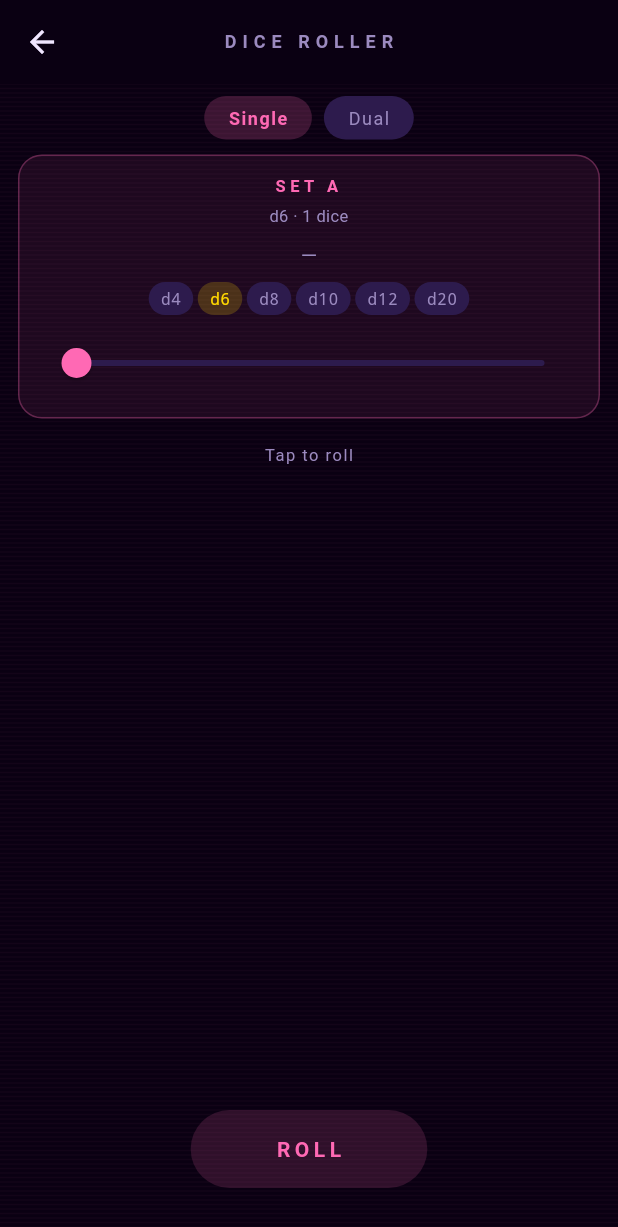
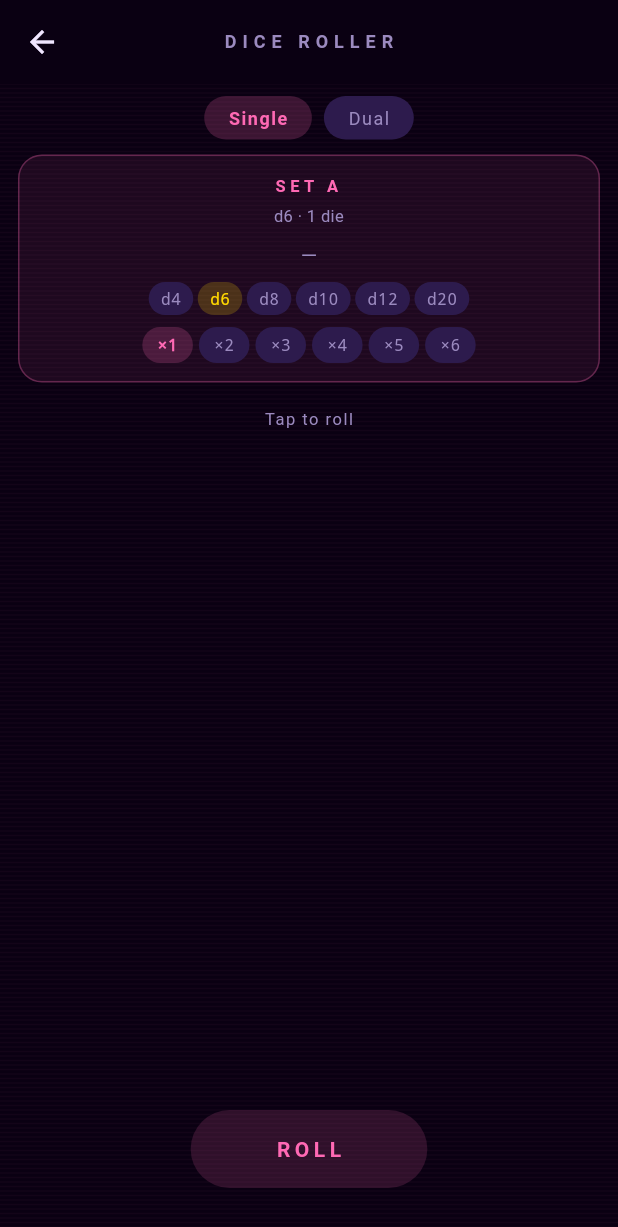
Before and after one commit to synthalorian/flamingo, a Flutter app: the DiceRollerScreen screen opened directly, on a phone screen of 412 x 824 dp. Shown: the top 1227 px of the screen. Run offline on Flutter 3.47's test engine with Material 3 defaults, Android fonts, the phone set to English and light mode, and no system bars; our stand-ins replace audioplayers, camera, flutter_riverpod, go_router, permission_handler, sensors_plus and 2 more; missing offline and left inert: mobile_scanner, torch_light; accounts and stored records are empty.

Commit message:
feat: dice count selector now uses quick-select chips (×1-×6) instead of slider

```diff
--- a/lib/features/dice_roller/dice_roller_screen.dart
+++ b/lib/features/dice_roller/dice_roller_screen.dart
@@ -237,7 +237,7 @@ class _DiceRollerScreenState extends State<DiceRollerScreen> {
                   fontWeight: FontWeight.w600,
                 )),
             const SizedBox(height: 4),
-            Text('d$sides · $count dice',
+            Text('d$sides · ${count == 1 ? "1 die" : "$count dice"}',
                 textAlign: TextAlign.center,
                 style: TextStyle(
                   color: FlamingoColors.muted,
@@ -313,23 +313,45 @@ class _DiceRollerScreenState extends State<DiceRollerScreen> {
               }).toList(),
             ),
             const SizedBox(height: 8),
-            // Count slider
-            Slider(
-              value: label == 'A' ? _setA_count.toDouble() : _setB_count.toDouble(),
-              min: 1,
-              max: 6,
-              divisions: 5,
-              activeColor: FlamingoColors.primary,
-              inactiveColor: FlamingoColors.card,
-              onChanged: (v) {
+            // Count selector — quick chips
+            Wrap(
+              alignment: WrapAlignment.center,
+              spacing: 4,
+              runSpacing: 4,
+              children: List.generate(6, (i) {
+                final c = i + 1;
+                final isActive = (label == 'A' ? _setA_count : _setB_count) == c;
+                return Material(
+                  color: isActive
+                      ? FlamingoColors.primary.withValues(alpha: 0.2)
+                      : FlamingoColors.card,
+                  borderRadius: BorderRadius.circular(20),
+                  child: InkWell(
+                    borderRadius: BorderRadius.circular(20),
+                    onTap: () {
                       setState(() {
                         if (label == 'A') {
-                    _setA_count = v.round();
+                          _setA_count = c;
                         } else {
-                    _setB_count = v.round();
+                          _setB_count = c;
                         }
                       });
                     },
+                    child: Padding(
+                      padding: const EdgeInsets.symmetric(horizontal: 10, vertical: 4),
+                      child: Text(
+                        '×$c',
+                        style: TextStyle(
+                          color: isActive ? FlamingoColors.primary : FlamingoColors.muted,
+                          fontSize: 11,
+                          fontWeight: isActive ? FontWeight.w600 : FontWeight.normal,
+                          fontFamily: 'monospace',
+                        ),
+                      ),
+                    ),
+                  ),
+                );
+              }),
             ),
           ],
         ),
```
Lines whose indentation alone changed are shown as unchanged.
